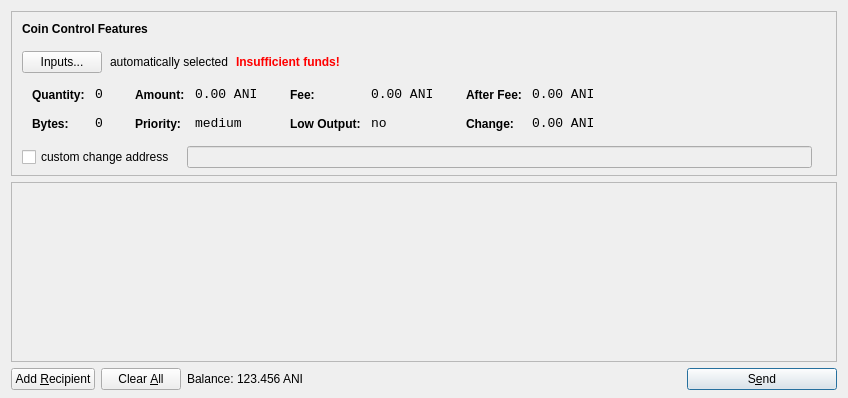
This is src/qt/forms/sendcoinsdialog.ui in Animecointeam/Animecoin as Qt 5 draws it before an edit. The edited form follows.
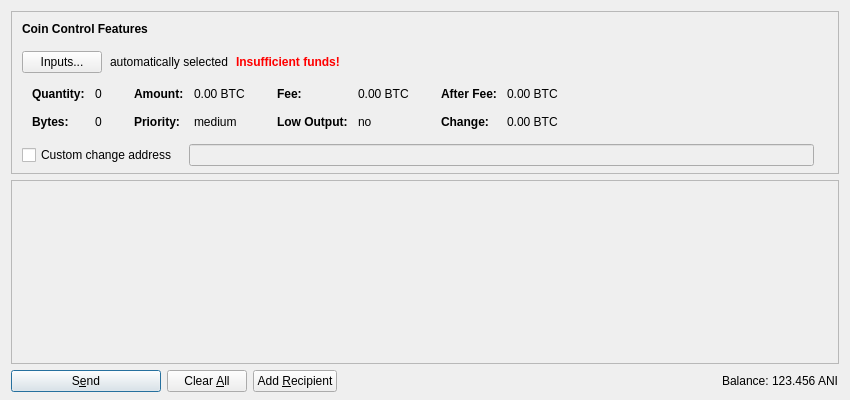
This is the edited form. Icons and pictures are not drawn. Custom widgets are drawn as their Qt base class.

```diff
--- a/src/qt/forms/sendcoinsdialog.ui
+++ b/src/qt/forms/sendcoinsdialog.ui
@@ -6,8 +6,8 @@
    <rect>
     <x>0</x>
     <y>0</y>
-    <width>848</width>
-    <height>398</height>
+    <width>850</width>
+    <height>400</height>
    </rect>
   </property>
   <property name="windowTitle">
@@ -39,7 +39,7 @@
      </property>
      <layout class="QVBoxLayout" name="verticalLayoutCoinControl2">
       <property name="spacing">
-       <number>-1</number>
+       <number>0</number>
       </property>
       <property name="leftMargin">
        <number>0</number>
@@ -215,8 +215,11 @@
                </property>
                <item row="0" column="0">
                 <widget class="QLabel" name="labelCoinControlQuantityText">
-                 <property name="styleSheet">
-                  <string notr="true">font-weight:bold;</string>
+                 <property name="font">
+                  <font>
+                   <weight>75</weight>
+                   <bold>true</bold>
+                  </font>
                  </property>
                  <property name="text">
                   <string>Quantity:</string>
@@ -228,12 +231,6 @@
                </item>
                <item row="0" column="1">
                 <widget class="QLabel" name="labelCoinControlQuantity">
-                 <property name="font">
-                  <font>
-                   <family>Monospace</family>
-                   <pointsize>10</pointsize>
-                  </font>
-                 </property>
                  <property name="cursor">
                   <cursorShape>IBeamCursor</cursorShape>
                  </property>
@@ -253,8 +250,11 @@
                </item>
                <item row="1" column="0">
                 <widget class="QLabel" name="labelCoinControlBytesText">
-                 <property name="styleSheet">
-                  <string notr="true">font-weight:bold;</string>
+                 <property name="font">
+                  <font>
+                   <weight>75</weight>
+                   <bold>true</bold>
+                  </font>
                  </property>
                  <property name="text">
                   <string>Bytes:</string>
@@ -263,12 +263,6 @@
                </item>
                <item row="1" column="1">
                 <widget class="QLabel" name="labelCoinControlBytes">
-                 <property name="font">
-                  <font>
-                   <family>Monospace</family>
-                   <pointsize>10</pointsize>
-                  </font>
-                 </property>
                  <property name="cursor">
                   <cursorShape>IBeamCursor</cursorShape>
                  </property>
@@ -304,8 +298,11 @@
                </property>
                <item row="0" column="0">
                 <widget class="QLabel" name="labelCoinControlAmountText">
-                 <property name="styleSheet">
-                  <string notr="true">font-weight:bold;</string>
+                 <property name="font">
+                  <font>
+                   <weight>75</weight>
+                   <bold>true</bold>
+                  </font>
                  </property>
                  <property name="text">
                   <string>Amount:</string>
@@ -317,12 +314,6 @@
                </item>
                <item row="0" column="1">
                 <widget class="QLabel" name="labelCoinControlAmount">
-                 <property name="font">
-                  <font>
-                   <family>Monospace</family>
-                   <pointsize>10</pointsize>
-                  </font>
-                 </property>
                  <property name="cursor">
                   <cursorShape>IBeamCursor</cursorShape>
                  </property>
@@ -330,7 +321,7 @@
                   <enum>Qt::ActionsContextMenu</enum>
                  </property>
                  <property name="text">
-                  <string notr="true">0.00 ANI</string>
+                  <string notr="true">0.00 BTC</string>
                  </property>
                  <property name="textInteractionFlags">
                   <set>Qt::LinksAccessibleByMouse|Qt::TextSelectableByKeyboard|Qt::TextSelectableByMouse</set>
@@ -339,8 +330,11 @@
                </item>
                <item row="1" column="0">
                 <widget class="QLabel" name="labelCoinControlPriorityText">
-                 <property name="styleSheet">
-                  <string notr="true">font-weight:bold;</string>
+                 <property name="font">
+                  <font>
+                   <weight>75</weight>
+                   <bold>true</bold>
+                  </font>
                  </property>
                  <property name="text">
                   <string>Priority:</string>
@@ -349,12 +343,6 @@
                </item>
                <item row="1" column="1">
                 <widget class="QLabel" name="labelCoinControlPriority">
-                 <property name="font">
-                  <font>
-                   <family>Monospace</family>
-                   <pointsize>10</pointsize>
-                  </font>
-                 </property>
                  <property name="cursor">
                   <cursorShape>IBeamCursor</cursorShape>
                  </property>
@@ -390,8 +378,11 @@
                </property>
                <item row="0" column="0">
                 <widget class="QLabel" name="labelCoinControlFeeText">
-                 <property name="styleSheet">
-                  <string notr="true">font-weight:bold;</string>
+                 <property name="font">
+                  <font>
+                   <weight>75</weight>
+                   <bold>true</bold>
+                  </font>
                  </property>
                  <property name="text">
                   <string>Fee:</string>
@@ -403,12 +394,6 @@
                </item>
                <item row="0" column="1">
                 <widget class="QLabel" name="labelCoinControlFee">
-                 <property name="font">
-                  <font>
-                   <family>Monospace</family>
-                   <pointsize>10</pointsize>
-                  </font>
-                 </property>
                  <property name="cursor">
                   <cursorShape>IBeamCursor</cursorShape>
                  </property>
@@ -416,7 +401,7 @@
                   <enum>Qt::ActionsContextMenu</enum>
                  </property>
                  <property name="text">
-                  <string notr="true">0.00 ANI</string>
+                  <string notr="true">0.00 BTC</string>
                  </property>
                  <property name="textInteractionFlags">
                   <set>Qt::LinksAccessibleByMouse|Qt::TextSelectableByKeyboard|Qt::TextSelectableByMouse</set>
@@ -425,8 +410,11 @@
                </item>
                <item row="1" column="0">
                 <widget class="QLabel" name="labelCoinControlLowOutputText">
-                 <property name="styleSheet">
-                  <string notr="true">font-weight:bold;</string>
+                 <property name="font">
+                  <font>
+                   <weight>75</weight>
+                   <bold>true</bold>
+                  </font>
                  </property>
                  <property name="text">
                   <string>Low Output:</string>
@@ -435,12 +423,6 @@
                </item>
                <item row="1" column="1">
                 <widget class="QLabel" name="labelCoinControlLowOutput">
-                 <property name="font">
-                  <font>
-                   <family>Monospace</family>
-                   <pointsize>10</pointsize>
-                  </font>
-                 </property>
                  <property name="cursor">
                   <cursorShape>IBeamCursor</cursorShape>
                  </property>
@@ -476,8 +458,11 @@
                </property>
                <item row="0" column="0">
                 <widget class="QLabel" name="labelCoinControlAfterFeeText">
-                 <property name="styleSheet">
-                  <string notr="true">font-weight:bold;</string>
+                 <property name="font">
+                  <font>
+                   <weight>75</weight>
+                   <bold>true</bold>
+                  </font>
                  </property>
                  <property name="text">
                   <string>After Fee:</string>
@@ -489,12 +474,6 @@
                </item>
                <item row="0" column="1">
                 <widget class="QLabel" name="labelCoinControlAfterFee">
-                 <property name="font">
-                  <font>
-                   <family>Monospace</family>
-                   <pointsize>10</pointsize>
-                  </font>
-                 </property>
                  <property name="cursor">
                   <cursorShape>IBeamCursor</cursorShape>
                  </property>
@@ -502,7 +481,7 @@
                   <enum>Qt::ActionsContextMenu</enum>
                  </property>
                  <property name="text">
-                  <string notr="true">0.00 ANI</string>
+                  <string notr="true">0.00 BTC</string>
                  </property>
                  <property name="textInteractionFlags">
                   <set>Qt::LinksAccessibleByMouse|Qt::TextSelectableByKeyboard|Qt::TextSelectableByMouse</set>
@@ -511,8 +490,11 @@
                </item>
                <item row="1" column="0">
                 <widget class="QLabel" name="labelCoinControlChangeText">
-                 <property name="styleSheet">
-                  <string notr="true">font-weight:bold;</string>
+                 <property name="font">
+                  <font>
+                   <weight>75</weight>
+                   <bold>true</bold>
+                  </font>
                  </property>
                  <property name="text">
                   <string>Change:</string>
@@ -521,12 +503,6 @@
                </item>
                <item row="1" column="1">
                 <widget class="QLabel" name="labelCoinControlChange">
-                 <property name="font">
-                  <font>
-                   <family>Monospace</family>
-                   <pointsize>10</pointsize>
-                  </font>
-                 </property>
                  <property name="cursor">
                   <cursorShape>IBeamCursor</cursorShape>
                  </property>
@@ -534,7 +510,7 @@
                   <enum>Qt::ActionsContextMenu</enum>
                  </property>
                  <property name="text">
-                  <string notr="true">0.00 ANI</string>
+                  <string notr="true">0.00 BTC</string>
                  </property>
                  <property name="textInteractionFlags">
                   <set>Qt::LinksAccessibleByMouse|Qt::TextSelectableByKeyboard|Qt::TextSelectableByMouse</set>
@@ -565,7 +541,7 @@
           <item>
            <widget class="QCheckBox" name="checkBoxCoinControlChange">
             <property name="text">
-             <string>custom change address</string>
+             <string>Custom change address</string>
             </property>
            </widget>
           </item>
@@ -634,11 +610,11 @@
        <rect>
         <x>0</x>
         <y>0</y>
-        <width>834</width>
-        <height>155</height>
+        <width>830</width>
+        <height>178</height>
        </rect>
       </property>
-      <layout class="QVBoxLayout" name="verticalLayout_2">
+      <layout class="QVBoxLayout" name="verticalLayout_2" stretch="0,1">
        <property name="leftMargin">
         <number>0</number>
        </property>
@@ -678,19 +654,25 @@
    <item>
     <layout class="QHBoxLayout" name="horizontalLayout">
      <item>
-      <widget class="QPushButton" name="addButton">
+      <widget class="QPushButton" name="sendButton">
+       <property name="minimumSize">
+        <size>
+         <width>150</width>
+         <height>0</height>
+        </size>
+       </property>
        <property name="toolTip">
         <string>Send to multiple recipients at once</string>
        </property>
        <property name="text">
-        <string>Add &amp;Recipient</string>
+        <string>S&amp;end</string>
        </property>
        <property name="icon">
         <iconset resource="../bitcoin.qrc">
          <normaloff>:/icons/add</normaloff>:/icons/add</iconset>
        </property>
-       <property name="autoDefault">
-        <bool>false</bool>
+       <property name="default">
+        <bool>true</bool>
        </property>
       </widget>
      </item>
@@ -720,6 +702,36 @@
        </property>
       </widget>
      </item>
+          <item>
+      <widget class="QPushButton" name="addButton">
+       <property name="toolTip">
+        <string>Send to multiple recipients at once</string>
+       </property>
+       <property name="text">
+        <string>Add &amp;Recipient</string>
+       </property>
+       <property name="icon">
+        <iconset resource="../bitcoin.qrc">
+         <normaloff>:/icons/add</normaloff>:/icons/add</iconset>
+       </property>
+       <property name="autoDefault">
+        <bool>false</bool>
+       </property>
+      </widget>
+     </item>
+     <item>
+      <spacer name="horizontalSpacer">
+       <property name="orientation">
+        <enum>Qt::Horizontal</enum>
+       </property>
+       <property name="sizeHint" stdset="0">
+        <size>
+         <width>40</width>
+         <height>20</height>
+        </size>
+       </property>
+      </spacer>
+     </item>
      <item>
       <layout class="QHBoxLayout" name="horizontalLayout_2">
        <property name="spacing">
@@ -727,6 +739,12 @@
        </property>
        <item>
         <widget class="QLabel" name="label">
+		 <property name="sizePolicy">
+          <sizepolicy hsizetype="Preferred" vsizetype="Fixed">
+           <horstretch>0</horstretch>
+           <verstretch>0</verstretch>
+          </sizepolicy>
+         </property>
          <property name="text">
           <string>Balance:</string>
          </property>
@@ -734,6 +752,12 @@
        </item>
        <item>
         <widget class="QLabel" name="labelBalance">
+		 <property name="sizePolicy">
+          <sizepolicy hsizetype="Preferred" vsizetype="Fixed">
+           <horstretch>0</horstretch>
+           <verstretch>0</verstretch>
+          </sizepolicy>
+         </property>
          <property name="cursor">
           <cursorShape>IBeamCursor</cursorShape>
          </property>
@@ -747,46 +771,17 @@
        </item>
       </layout>
      </item>
-     <item>
-      <spacer name="horizontalSpacer">
-       <property name="orientation">
-        <enum>Qt::Horizontal</enum>
-       </property>
-       <property name="sizeHint" stdset="0">
-        <size>
-         <width>40</width>
-         <height>20</height>
-        </size>
-       </property>
-      </spacer>
-     </item>
-     <item>
-      <widget class="QPushButton" name="sendButton">
-       <property name="minimumSize">
-        <size>
-         <width>150</width>
-         <height>0</height>
-        </size>
-       </property>
-       <property name="toolTip">
-        <string>Confirm the send action</string>
-       </property>
-       <property name="text">
-        <string>S&amp;end</string>
-       </property>
-       <property name="icon">
-        <iconset resource="../bitcoin.qrc">
-         <normaloff>:/icons/send</normaloff>:/icons/send</iconset>
-       </property>
-       <property name="default">
-        <bool>true</bool>
-       </property>
-      </widget>
-     </item>
     </layout>
    </item>
   </layout>
  </widget>
+  <customwidgets>
+  <customwidget>
+   <class>QValidatedLineEdit</class>
+   <extends>QLineEdit</extends>
+   <header>qvalidatedlineedit.h</header>
+  </customwidget>
+ </customwidgets>
  <resources>
   <include location="../bitcoin.qrc"/>
  </resources>
```
Left out of the diff: 17 changed lines with no effect on the pictures.
